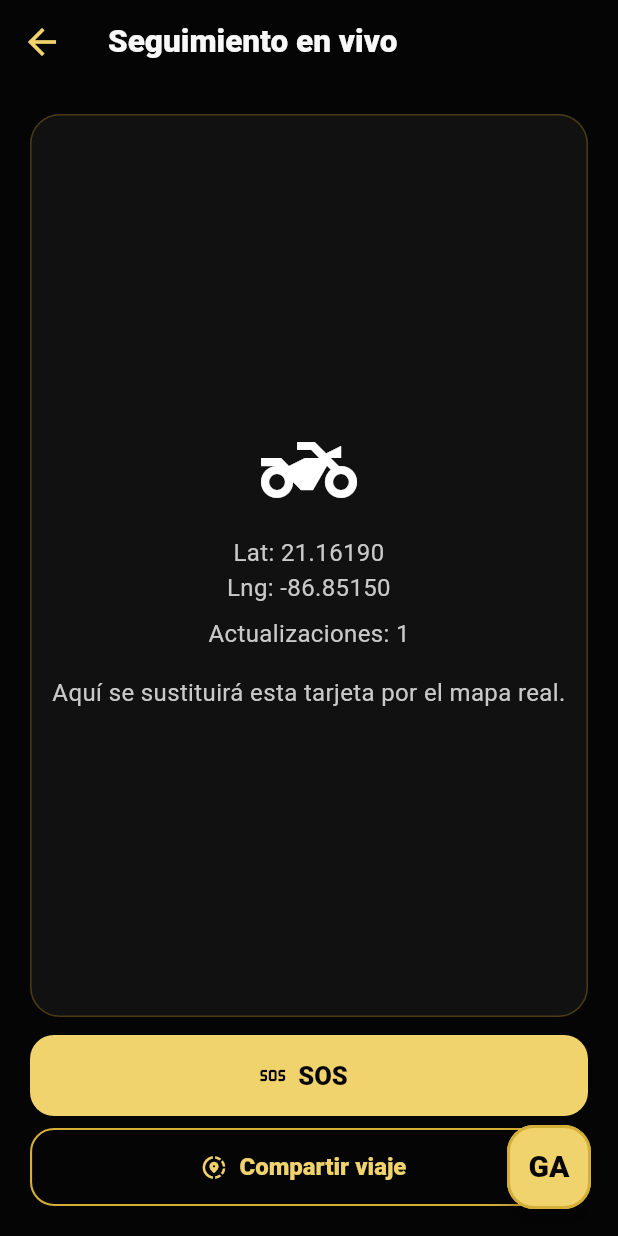
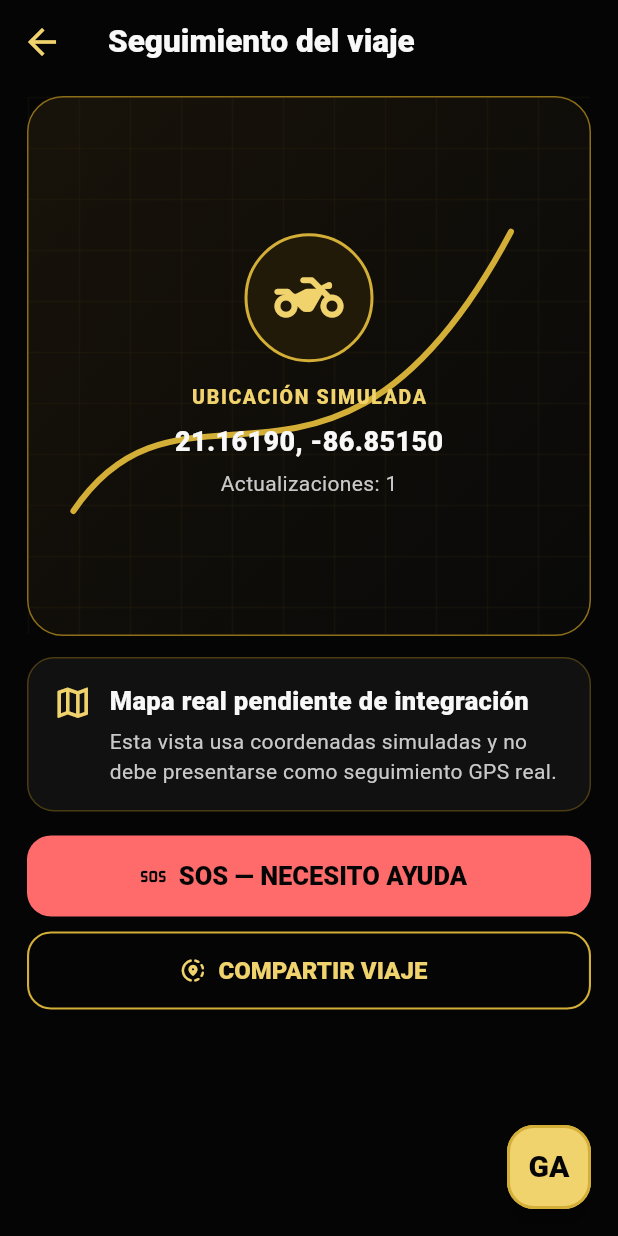
Before and after one commit to ja121680-lang/MOTO-MX, a Flutter app: the LiveTrackingScreen screen opened by its route, on a phone screen of 412 x 824 dp. Run offline on Flutter 3.47's test engine with Material 3 defaults, Android fonts, the phone set to English and light mode, and no system bars; our stand-ins replace flutter_svg, flutter_tts, speech_to_text.

Commit message:
feat: redesign MotoGo tracking and protect sensitive actions

```diff
--- a/motogo_mx_starter/lib/screens/live_tracking_screen.dart
+++ b/motogo_mx_starter/lib/screens/live_tracking_screen.dart
@@ -2,6 +2,7 @@ import 'dart:async';
 import 'package:flutter/material.dart';
 import '../models/location_point.dart';
 import '../services/mock_location_service.dart';
+import '../theme/ga_theme.dart';
 
 class LiveTrackingScreen extends StatefulWidget {
   const LiveTrackingScreen({super.key});
@@ -36,54 +37,140 @@ class _LiveTrackingScreenState extends State<LiveTrackingScreen> {
     super.dispose();
   }
 
+  Future<bool> _confirm({required String title, required String body, required String confirmLabel, bool danger = false}) async {
+    return await showDialog<bool>(
+          context: context,
+          builder: (context) => AlertDialog(
+            title: Text(title),
+            content: Text(body),
+            actions: [
+              TextButton(onPressed: () => Navigator.pop(context, false), child: const Text('Cancelar')),
+              FilledButton(
+                style: danger ? FilledButton.styleFrom(backgroundColor: GAColors.danger, foregroundColor: GAColors.black) : null,
+                onPressed: () => Navigator.pop(context, true),
+                child: Text(confirmLabel),
+              ),
+            ],
+          ),
+        ) ??
+        false;
+  }
+
+  Future<void> _sos() async {
+    final ok = await _confirm(
+      title: 'Confirmar SOS',
+      body: 'Esta función puede compartir información sensible o iniciar una acción de emergencia cuando la integración esté activa. ¿Quieres continuar?',
+      confirmLabel: 'Confirmar SOS',
+      danger: true,
+    );
+    if (!ok || !mounted) return;
+    ScaffoldMessenger.of(context).showSnackBar(
+      const SnackBar(content: Text('SOS confirmado. La integración externa de emergencia aún está pendiente.')),
+    );
+  }
+
+  Future<void> _share() async {
+    final ok = await _confirm(
+      title: 'Compartir viaje',
+      body: 'Compartir un viaje puede revelar ubicación. Revisa quién recibirá el enlace antes de enviarlo. ¿Quieres preparar la acción?',
+      confirmLabel: 'Continuar',
+    );
+    if (!ok || !mounted) return;
+    ScaffoldMessenger.of(context).showSnackBar(
+      const SnackBar(content: Text('Confirmado. El proveedor de compartición todavía no está integrado.')),
+    );
+  }
+
   @override
   Widget build(BuildContext context) {
     final p = current;
     return Scaffold(
-      appBar: AppBar(title: const Text('Seguimiento en vivo')),
-      body: Padding(
-        padding: const EdgeInsets.all(20),
-        child: Column(
-          crossAxisAlignment: CrossAxisAlignment.stretch,
+      appBar: AppBar(title: const Text('Seguimiento del viaje')),
+      body: SafeArea(
+        child: ListView(
+          padding: const EdgeInsets.fromLTRB(18, 8, 18, 110),
           children: [
-            Expanded(
-              child: Card(
-                child: Center(
+            Container(
+              height: 360,
+              decoration: BoxDecoration(
+                gradient: const LinearGradient(
+                  begin: Alignment.topLeft,
+                  end: Alignment.bottomRight,
+                  colors: [Color(0xFF18130A), Color(0xFF090909)],
+                ),
+                borderRadius: BorderRadius.circular(24),
+                border: Border.all(color: GAColors.goldDark),
+              ),
+              child: Stack(
+                children: [
+                  Positioned.fill(
+                    child: CustomPaint(painter: _RouteGridPainter()),
+                  ),
+                  Center(
                     child: p == null
-                      ? const CircularProgressIndicator()
+                        ? const CircularProgressIndicator(color: GAColors.goldLight)
                         : Column(
-                          mainAxisAlignment: MainAxisAlignment.center,
+                            mainAxisSize: MainAxisSize.min,
                             children: [
-                            const Icon(Icons.two_wheeler, size: 64),
-                            const SizedBox(height: 12),
+                              Container(
+                                width: 86,
+                                height: 86,
+                                decoration: BoxDecoration(
+                                  shape: BoxShape.circle,
+                                  color: const Color(0xFF211A08),
+                                  border: Border.all(color: GAColors.gold, width: 2),
+                                ),
+                                child: const Icon(Icons.two_wheeler_rounded, size: 46, color: GAColors.goldLight),
+                              ),
+                              const SizedBox(height: 14),
+                              const Text('UBICACIÓN SIMULADA', style: TextStyle(color: GAColors.goldLight, fontSize: 13, fontWeight: FontWeight.w900, letterSpacing: 1.1)),
+                              const SizedBox(height: 7),
                               Text(
-                              'Lat: ${p.lat.toStringAsFixed(5)}\n'
-                              'Lng: ${p.lng.toStringAsFixed(5)}',
-                              textAlign: TextAlign.center,
+                                '${p.lat.toStringAsFixed(5)}, ${p.lng.toStringAsFixed(5)}',
+                                style: const TextStyle(color: GAColors.white, fontSize: 18, fontWeight: FontWeight.w900),
                               ),
-                            const SizedBox(height: 8),
-                            Text('Actualizaciones: $updates'),
-                            const SizedBox(height: 16),
-                            const Text(
-                              'Aquí se sustituirá esta tarjeta por el mapa real.',
-                              textAlign: TextAlign.center,
+                              const SizedBox(height: 5),
+                              Text('Actualizaciones: $updates', style: const TextStyle(color: GAColors.muted, fontSize: 14)),
+                            ],
+                          ),
                   ),
                 ],
               ),
             ),
+            const SizedBox(height: 14),
+            Container(
+              padding: const EdgeInsets.all(16),
+              decoration: BoxDecoration(color: GAColors.surface, borderRadius: BorderRadius.circular(18), border: Border.all(color: GAColors.line)),
+              child: const Row(
+                crossAxisAlignment: CrossAxisAlignment.start,
+                children: [
+                  Icon(Icons.map_outlined, color: GAColors.goldLight, size: 27),
+                  SizedBox(width: 11),
+                  Expanded(
+                    child: Column(
+                      crossAxisAlignment: CrossAxisAlignment.start,
+                      children: [
+                        Text('Mapa real pendiente de integración', style: TextStyle(color: GAColors.white, fontSize: 17, fontWeight: FontWeight.w900)),
+                        SizedBox(height: 4),
+                        Text('Esta vista usa coordenadas simuladas y no debe presentarse como seguimiento GPS real.', style: TextStyle(color: GAColors.muted, fontSize: 14, height: 1.4)),
+                      ],
                     ),
                   ),
-            const SizedBox(height: 12),
+                ],
+              ),
+            ),
+            const SizedBox(height: 16),
             FilledButton.icon(
-              onPressed: () {},
-              icon: const Icon(Icons.sos),
-              label: const Text('SOS'),
+              style: FilledButton.styleFrom(backgroundColor: GAColors.danger, foregroundColor: GAColors.black),
+              onPressed: _sos,
+              icon: const Icon(Icons.sos_rounded),
+              label: const Text('SOS — NECESITO AYUDA'),
             ),
-            const SizedBox(height: 8),
+            const SizedBox(height: 10),
             OutlinedButton.icon(
-              onPressed: () {},
-              icon: const Icon(Icons.share_location),
-              label: const Text('Compartir viaje'),
+              onPressed: _share,
+              icon: const Icon(Icons.share_location_rounded),
+              label: const Text('COMPARTIR VIAJE'),
             ),
           ],
         ),
@@ -91,3 +178,30 @@ class _LiveTrackingScreenState extends State<LiveTrackingScreen> {
     );
   }
 }
+
+class _RouteGridPainter extends CustomPainter {
+  @override
+  void paint(Canvas canvas, Size size) {
+    final grid = Paint()
+      ..color = const Color(0x224A3B12)
+      ..strokeWidth = 1;
+    for (double x = 0; x < size.width; x += 34) {
+      canvas.drawLine(Offset(x, 0), Offset(x, size.height), grid);
+    }
+    for (double y = 0; y < size.height; y += 34) {
+      canvas.drawLine(Offset(0, y), Offset(size.width, y), grid);
+    }
+    final route = Paint()
+      ..color = GAColors.gold
+      ..style = PaintingStyle.stroke
+      ..strokeWidth = 4
+      ..strokeCap = StrokeCap.round;
+    final path = Path()
+      ..moveTo(size.width * .08, size.height * .77)
+      ..cubicTo(size.width * .28, size.height * .46, size.width * .55, size.height * .86, size.width * .86, size.height * .25);
+    canvas.drawPath(path, route);
+  }
+
+  @override
+  bool shouldRepaint(covariant CustomPainter oldDelegate) => false;
+}
```
Lines whose indentation alone changed are shown as unchanged.
